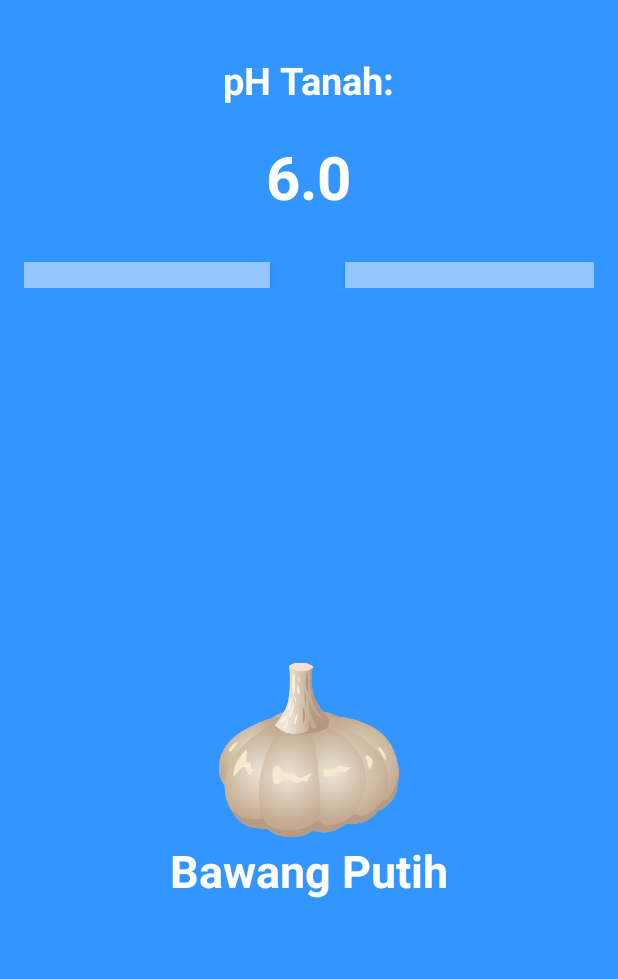
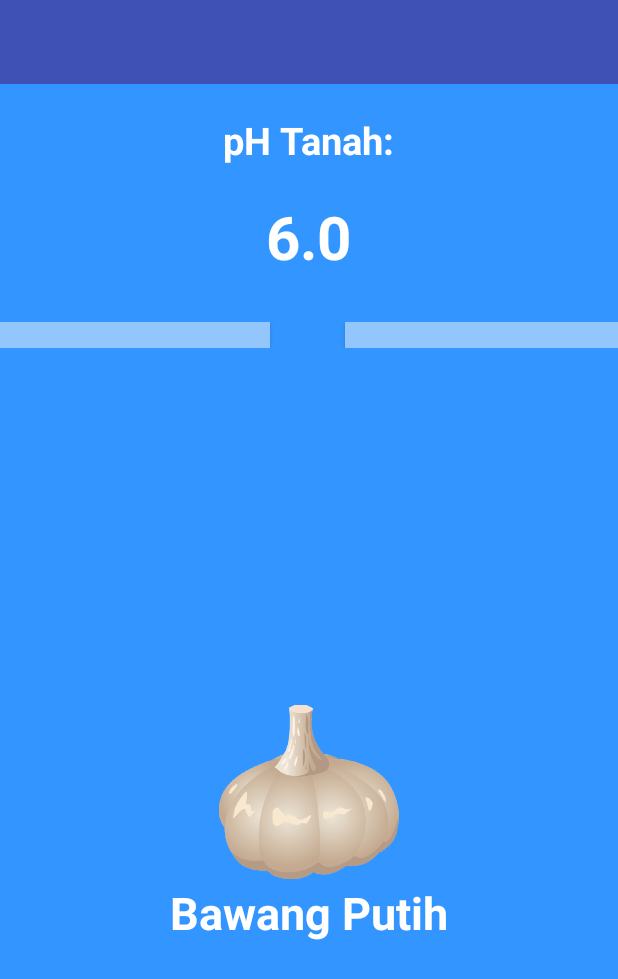
Before and after one commit to meivaldi/PHAnalyst, an Android app: the ResultActivity screen opened directly, with no data from a screen before it, on a phone screen of 412 x 824 dp. Shown: the top 979 px of the screen. Run offline under Robolectric (Android 15) with nearby library versions, the phone set to English and light mode, and no system bars; network calls fail; 6 statements that could not run were skipped.

Commit message:
Fixing error

```diff
--- a/app/src/main/res/layout/activity_result.xml
+++ b/app/src/main/res/layout/activity_result.xml
@@ -4,15 +4,17 @@
     android:id="@+id/activity_result"
     android:layout_width="match_parent"
     android:layout_height="match_parent"
-    android:paddingBottom="@dimen/activity_vertical_margin"
-    android:paddingLeft="@dimen/activity_horizontal_margin"
-    android:paddingRight="@dimen/activity_horizontal_margin"
-    android:paddingTop="@dimen/activity_vertical_margin"
+
     android:background="@color/bg_screen3"
     tools:context="com.meivaldi.phanalyst.ResultActivity">
 
+    <include
+        android:id="@+id/toolbar"
+        layout="@layout/app_bar" />
+
     <TextView
         android:id="@+id/pHLabel"
+        android:layout_below="@+id/toolbar"
         android:layout_width="wrap_content"
         android:layout_height="wrap_content"
         android:layout_centerHorizontal="true"
--- /dev/null
+++ b/app/src/main/res/layout/app_bar.xml
@@ -0,0 +1,6 @@
+<?xml version="1.0" encoding="utf-8"?>
+<android.support.v7.widget.Toolbar xmlns:android="http://schemas.android.com/apk/res/android"
+    android:id="@+id/toolbar"
+    android:background="@color/colorPrimary" android:layout_width="match_parent" android:layout_height="wrap_content">
+
+</android.support.v7.widget.Toolbar>
--- /dev/null
+++ b/app/src/main/res/menu/menu_main.xml
@@ -0,0 +1,8 @@
+<?xml version="1.0" encoding="utf-8"?>
+<menu xmlns:android="http://schemas.android.com/apk/res/android">
+
+    <item
+        android:id="@+id/exit"
+        android:title="Exit"/>
+
+</menu>
```
Also changed, not shown: app/src/main/java/com/meivaldi/phanalyst/ResultActivity.java (+21 -0 lines).
